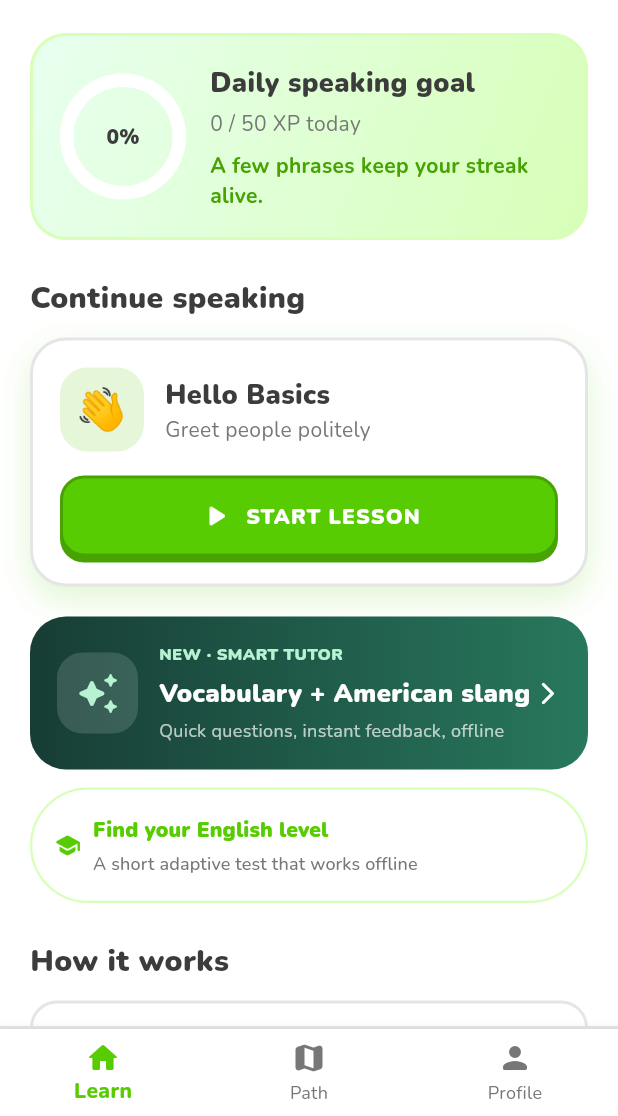
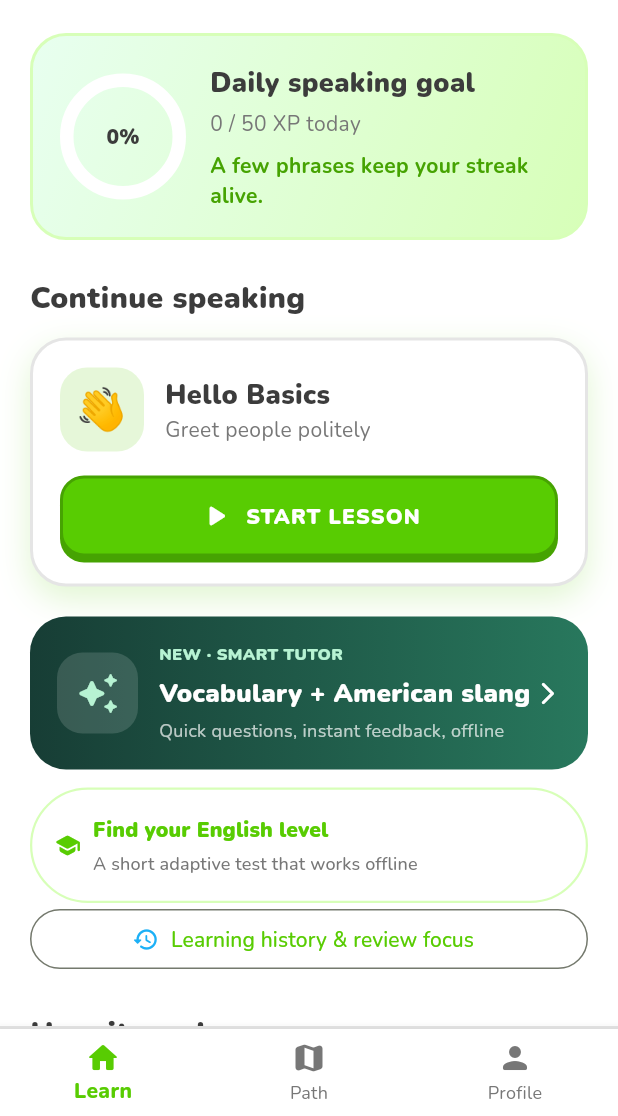
Before and after one commit to Ahmed887v/2547-, a Flutter app: the screen it shows after launch, on a phone screen of 412 x 824 dp, the part 120-1236 px from its top. Run offline on Flutter 3.47's test engine with Material 3 defaults, Android fonts, the phone set to English and light mode, and no system bars; drawn by our look-alikes of percent_indicator; our stand-ins replace confetti, flutter_tts, google_fonts, shared_preferences, speech_to_text.

Commit message:
Link unified learning history from home screen

```diff
--- a/lib/screens/home_screen.dart
+++ b/lib/screens/home_screen.dart
@@ -11,6 +11,7 @@ import 'profile_screen.dart';
 import 'practice_screen.dart';
 import 'smart_tutor_screen.dart';
 import 'placement_test_screen.dart';
+import 'learning_history_screen.dart';
 
 class HomeScreen extends StatefulWidget {
   const HomeScreen({super.key});
@@ -272,6 +273,13 @@ class _LearnTab extends StatelessWidget {
             ),
           ),
         ),
+        OutlinedButton.icon(
+          onPressed: () => Navigator.of(context).push(
+            MaterialPageRoute(builder: (_) => const LearningHistoryScreen()),
+          ),
+          icon: const Icon(Icons.history_rounded, color: AppColors.blue),
+          label: const Text('Learning history & review focus'),
+        ),
         const SizedBox(height: 24),
         const Text(
           'How it works',
```
